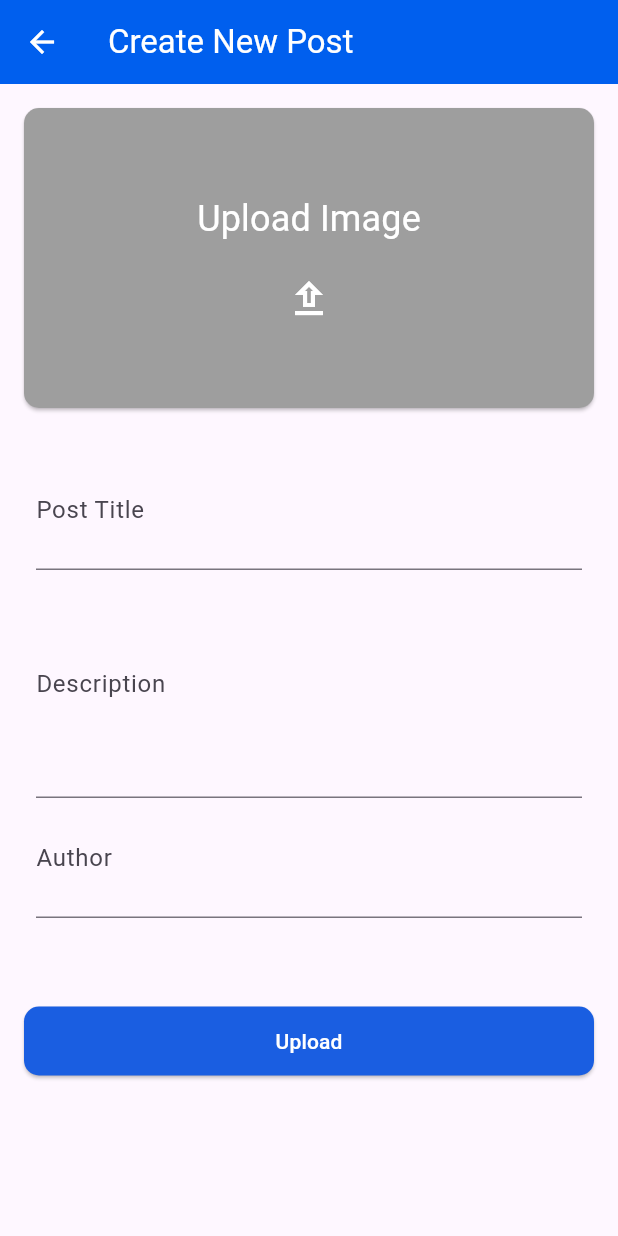
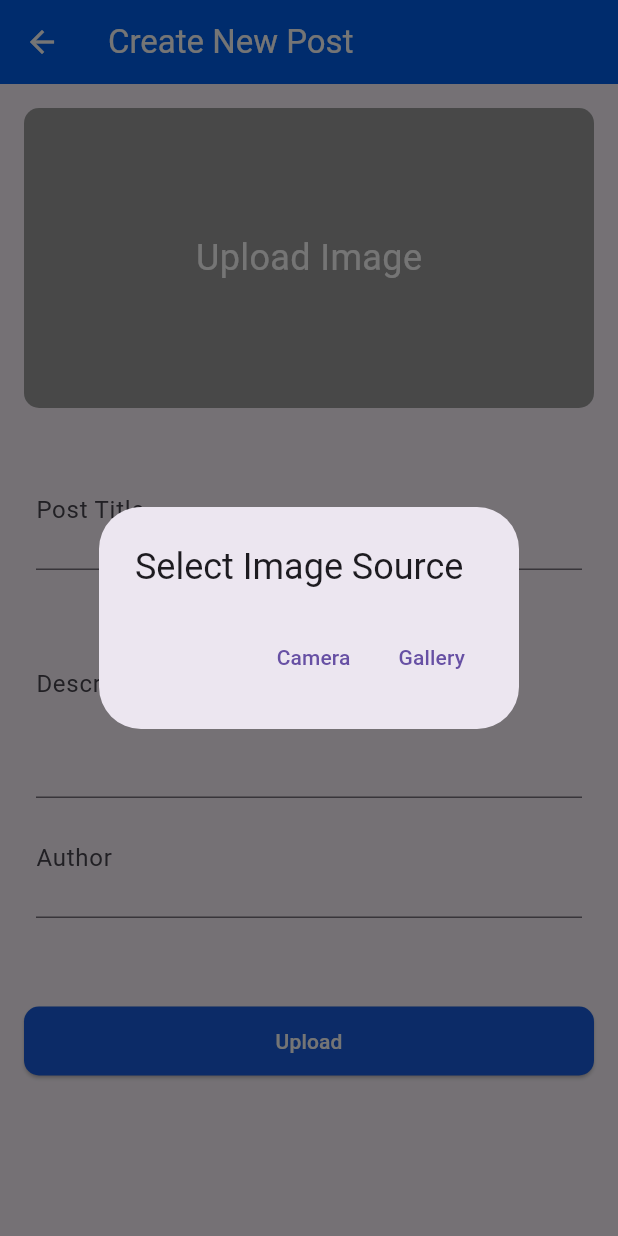
Before and after one commit to ozgeakinci/miniBlog, a Flutter app: the AddBlog screen opened directly, after a tap on "Upload Image", on a phone screen of 412 x 824 dp. Run offline on Flutter 3.47's test engine with Material 3 defaults, Android fonts, the phone set to English and light mode, and no system bars; our stand-ins replace flutter_bloc, google_fonts, image_picker; network calls fail.

Commit message:
camera and gallary added for add_blog page

```diff
--- a/lib/screen/add_blog.dart
+++ b/lib/screen/add_blog.dart
@@ -20,11 +20,32 @@ class _AddBlogState extends State<AddBlog> {
   String author = '';
 
   openImagePicker() async {
-    XFile? selectedFile = await _picker.pickImage(source: ImageSource.gallery);
+    final ImageSource? source = await showDialog<ImageSource>(
+      context: context,
+      builder: (BuildContext context) {
+        return AlertDialog(
+          title: const Text("Select Image Source"),
+          actions: [
+            TextButton(
+              onPressed: () => Navigator.pop(context, ImageSource.camera),
+              child: const Text("Camera"),
+            ),
+            TextButton(
+              onPressed: () => Navigator.pop(context, ImageSource.gallery),
+              child: const Text("Gallery"),
+            ),
+          ],
+        );
+      },
+    );
+
+    if (source != null) {
+      XFile? selectedFile = await _picker.pickImage(source: source);
 
       setState(() {
         selectedImage = selectedFile;
       });
+    }
   }
 
   submitForm() async {
@@ -61,38 +82,41 @@ class _AddBlogState extends State<AddBlog> {
             key: _formKey,
             child: ListView(
               children: [
-                if (selectedImage != null)
-                  Image.file(File(selectedImage!.path),
+                InkWell(
+                  onTap: () {
+                    openImagePicker();
+                  },
+                  child: Container(
+                    decoration: BoxDecoration(
+                      borderRadius: BorderRadius.circular(10),
+                      color: Colors.grey,
+                    ),
                     height: 200,
                     width: double.infinity,
-                      fit: BoxFit.fitHeight),
-                ElevatedButton(
-                    style: ElevatedButton.styleFrom(
-                        shape: RoundedRectangleBorder(
-                            borderRadius: BorderRadius.circular(10)),
-                        fixedSize: const Size(300, 200),
-                        backgroundColor: Colors.grey,
-                        foregroundColor: Colors.white),
-                    onPressed: () {
-                      openImagePicker();
-                    },
-                    child: const Column(
-                      mainAxisAlignment: MainAxisAlignment.center,
+                    child: Stack(
+                      alignment: Alignment.center,
                       children: [
-                        Text(
+                        if (selectedImage != null)
+                          Image.file(
+                            File(selectedImage!.path),
+                            height: 200,
+                            width: double.infinity,
+                            fit: BoxFit.cover,
+                          ),
+                        selectedImage == null
+                            ? const Text(
                                 "Upload Image",
                                 style: TextStyle(
-                              fontSize: 24, fontWeight: FontWeight.w400),
+                                  fontSize: 24,
+                                  fontWeight: FontWeight.w400,
+                                  color: Colors.white,
                                 ),
-                        SizedBox(
-                          height: 20,
+                              )
+                            : const Text("")
+                      ],
                     ),
-                        Icon(
-                          Icons.upload_outlined,
-                          size: 32,
-                        )
-                      ],
-                    )),
+                  ),
+                ),
                 const SizedBox(
                   height: 20,
                 ),
--- a/lib/screen/homepage.dart
+++ b/lib/screen/homepage.dart
@@ -19,23 +19,7 @@ class Homepage extends StatefulWidget {
 }
 
 class _HomepageState extends State<Homepage> {
-  List blogs = [];
   @override
-  void initState() {
-    super.initState();
-    fetchBlogs();
-  }
-
-  fetchBlogs() async {
-    Uri url = Uri.parse("https://tobetoapi.halitkalayci.com/api/Articles");
-    final response = await http.get(url);
-    final List jsonData = json.decode(response.body);
-
-    setState(() {
-      blogs = jsonData.map((json) => Blog.fromJson(json)).toList();
-    });
-  }
-
   Widget build(BuildContext context) {
     return Scaffold(
         backgroundColor: const Color(0xfff5f5f5),
@@ -69,10 +53,15 @@ class _HomepageState extends State<Homepage> {
               return const Center(child: CircularProgressIndicator());
             }
             if (state is ArticleLoaded) {
-              return ListView.builder(
-                  itemCount: state.blogs.length,
-                  itemBuilder: (context, index) =>
-                      BlogItem(blog: state.blogs.reversed.toList()[index]));
+              return RefreshIndicator(
+                onRefresh: () async {
+                  context.read<ArticleBloc>().add(FetchArticles());
+                },
+                child: ListView.builder(
+                    itemCount: state.blogs.length,
+                    itemBuilder: (context, index) =>
+                        BlogItem(blog: state.blogs.reversed.toList()[index])),
+              );
             }
             return const Center(
               child: Text('Unknown State'),
```
Lines whose indentation alone changed are shown as unchanged.
